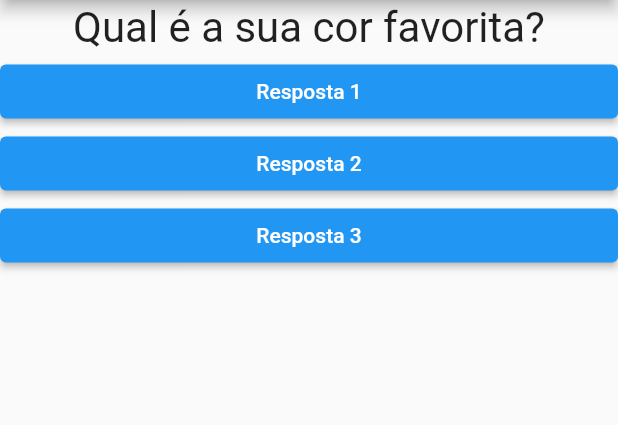
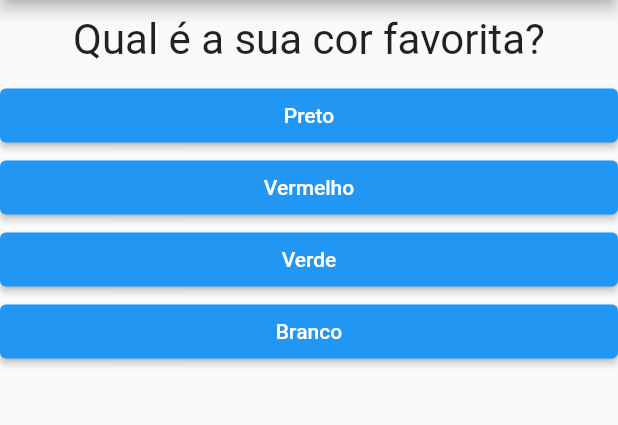
Before and after one commit to Gustavo653/Flutter, a Flutter app: the screen it shows after launch, on a phone screen of 412 x 824 dp, the part 84-509 px from its top. Run offline on Flutter 3.47's test engine with Material 2 defaults, Android fonts, the phone set to English and light mode, and no system bars.

Commit message:
Alteracoes na forma em que os dados sao mostrados

```diff
--- a/Secao 2/projeto_perguntas/lib/main.dart
+++ b/Secao 2/projeto_perguntas/lib/main.dart
@@ -6,34 +6,53 @@ main() => runApp(new PerguntaApp());
 
 class _PerguntaAppState extends State<PerguntaApp> {
   var _perguntaSelecionada = 0;
+  final _perguntas = const [
+    {
+      'texto': 'Qual é a sua cor favorita?',
+      'respostas': ['Preto', 'Vermelho', 'Verde', 'Branco'],
+    },
+    {
+      'texto': 'Qual é o seu animal favorito?',
+      'respostas': ['Coelho', 'Cobra', 'Elefante', 'Leão'],
+    },
+    {
+      'texto': 'Qual é o seu instrutor favorito?',
+      'respostas': ['Maria', 'João', 'Leo', 'Pedro'],
+    }
+  ];
 
   void _responder() {
     setState(() {
       _perguntaSelecionada++;
-      print(_perguntaSelecionada);
     });
+    print(_perguntaSelecionada);
+  }
+
+  bool get temPerguntaSelecionada {
+    return _perguntaSelecionada < _perguntas.length;
   }
 
   @override
   Widget build(BuildContext context) {
-    final perguntas = [
-      'Qual é a sua cor favorita?',
-      'Qual é o seu animal favorito?',
-    ];
+    List<String> respostas = temPerguntaSelecionada
+        ? _perguntas[_perguntaSelecionada].cast()['respostas']
+        : [];
 
     return MaterialApp(
       home: Scaffold(
         appBar: AppBar(
           title: Text('Perguntas'),
         ),
-        body: Column(
-          children: <Widget>[
-            Questao(perguntas[_perguntaSelecionada]),
-            Resposta('Resposta 1', _responder),
-            Resposta('Resposta 2', _responder),
-            Resposta('Resposta 3', _responder),
-          ],
-        ),
+        body: temPerguntaSelecionada
+            ? Column(
+                children: <Widget>[
+                  Questao(_perguntas[_perguntaSelecionada]['texto'].toString()),
+                  ...respostas.map((t) => Resposta(t, _responder)).toList(),
+                ],
+              )
+            : Center(
+                child: Text('Parabéns!', style: TextStyle(fontSize: 28)),
+              ),
       ),
     );
   }
--- a/Secao 2/projeto_perguntas/lib/questao.dart
+++ b/Secao 2/projeto_perguntas/lib/questao.dart
@@ -2,14 +2,19 @@ import 'package:flutter/material.dart';
 
 class Questao extends StatelessWidget {
   final String texto;
+
   Questao(this.texto);
 
   @override
   Widget build(BuildContext context) {
     return Container(
-        width: double.infinity,
-        margin: EdgeInsets.all(2),
-        child: Text(texto,
-            style: TextStyle(fontSize: 28), textAlign: TextAlign.center));
+      width: double.infinity,
+      margin: EdgeInsets.all(10),
+      child: Text(
+        texto,
+        style: TextStyle(fontSize: 28),
+        textAlign: TextAlign.center,
+      ),
+    );
   }
 }
--- a/Secao 2/projeto_perguntas/lib/reposta.dart
+++ b/Secao 2/projeto_perguntas/lib/reposta.dart
@@ -2,17 +2,25 @@ import 'package:flutter/material.dart';
 
 class Resposta extends StatelessWidget {
   final String texto;
-  final void Function() onSelecao;
+  final void Function() quandoSelecionado;
 
-  Resposta(this.texto, this.onSelecao);
+  Resposta(this.texto, this.quandoSelecionado);
 
   @override
   Widget build(BuildContext context) {
     return Container(
       width: double.infinity,
       child: ElevatedButton(
-        child: Text(texto),
-        onPressed: onSelecao,
+        style: ElevatedButton.styleFrom(
+          primary: Colors.blue,
+        ),
+        child: Text(
+          texto,
+          style: TextStyle(
+            color: Colors.white,
+          ),
+        ),
+        onPressed: quandoSelecionado,
       ),
     );
   }
```
